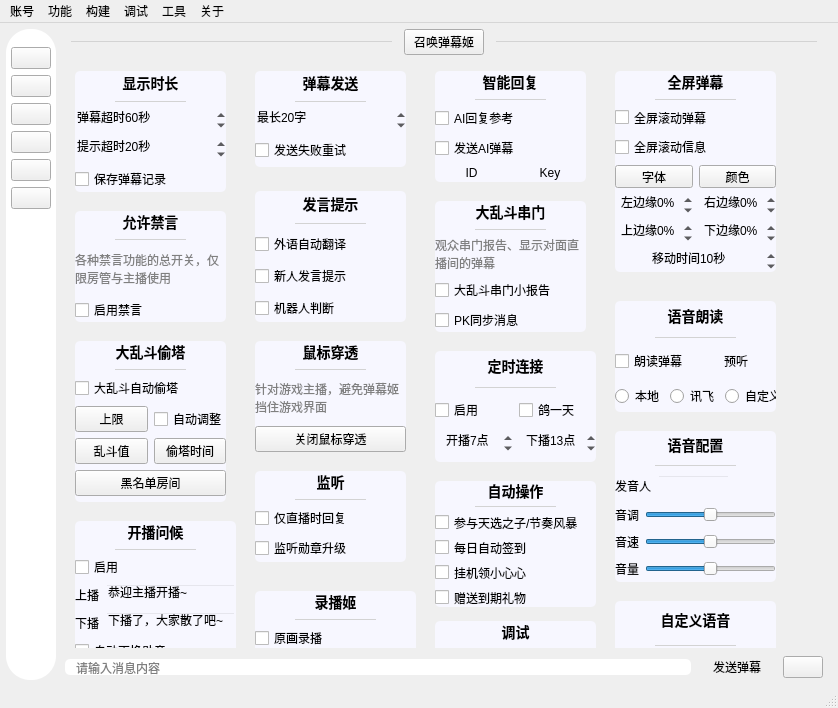
Old version of the form mainwindow/mainwindow.ui in the repository iwxyi/Bilibili-MagicalDanmaku.
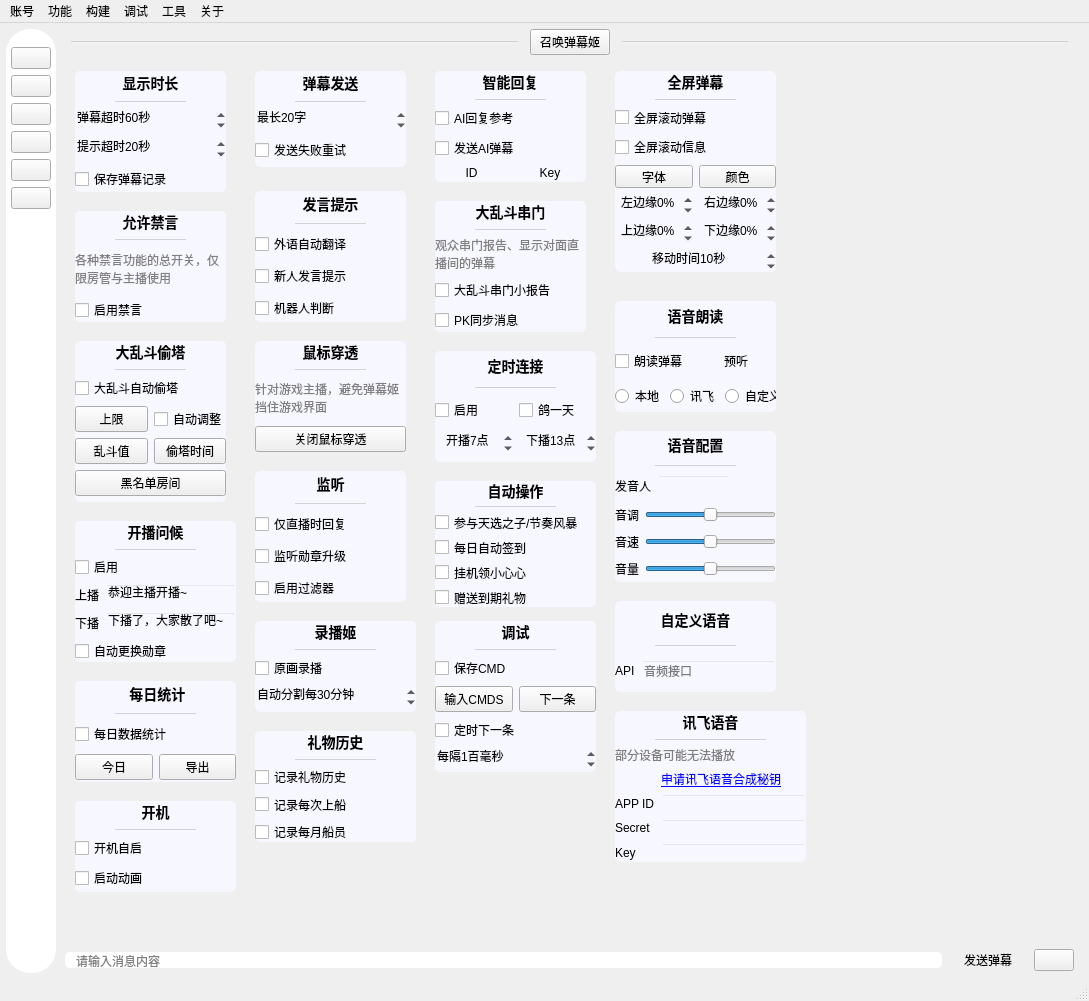
New version of the form. The open tabs and pages were chosen to show the change. Icons and pictures are not drawn. Custom widgets are drawn as their Qt base class.

Commit message: 添加过滤器开关；添加关注过滤

Diff of the .ui file:
```diff
--- a/mainwindow/mainwindow.ui
+++ b/mainwindow/mainwindow.ui
@@ -6,8 +6,8 @@
    <rect>
     <x>0</x>
     <y>0</y>
-    <width>838</width>
-    <height>708</height>
+    <width>1089</width>
+    <height>1001</height>
    </rect>
   </property>
   <property name="windowTitle">
@@ -1046,8 +1046,8 @@
             <rect>
              <x>0</x>
              <y>0</y>
-             <width>760</width>
-             <height>592</height>
+             <width>1011</width>
+             <height>885</height>
             </rect>
            </property>
            <property name="styleSheet">
@@ -2329,7 +2329,7 @@
               <x>190</x>
               <y>410</y>
               <width>151</width>
-              <height>91</height>
+              <height>131</height>
              </rect>
             </property>
             <property name="styleSheet">
@@ -2404,13 +2404,23 @@
                </property>
               </widget>
              </item>
+             <item>
+              <widget class="QCheckBox" name="enableFilterCheck">
+               <property name="toolTip">
+                <string>&lt;html&gt;&lt;head/&gt;&lt;body&gt;&lt;p&gt;开启过滤器功能&lt;/p&gt;&lt;p&gt;可能会造成用户进场等情况的卡顿&lt;/p&gt;&lt;/body&gt;&lt;/html&gt;</string>
+               </property>
+               <property name="text">
+                <string>启用过滤器</string>
+               </property>
+              </widget>
+             </item>
             </layout>
            </widget>
            <widget class="QWidget" name="recordSettingsCard" native="true">
             <property name="geometry">
              <rect>
               <x>190</x>
-              <y>530</y>
+              <y>560</y>
               <width>161</width>
               <height>91</height>
              </rect>
@@ -2629,7 +2639,7 @@
             <property name="geometry">
              <rect>
               <x>190</x>
-              <y>640</y>
+              <y>670</y>
               <width>161</width>
               <height>111</height>
              </rect>
@@ -6418,7 +6428,7 @@
     <rect>
      <x>0</x>
      <y>0</y>
-     <width>838</width>
+     <width>1089</width>
      <height>21</height>
     </rect>
    </property>
```
Left out of the diff: 2 changed lines with no effect on the pictures. The commit also changes 3 other files.
